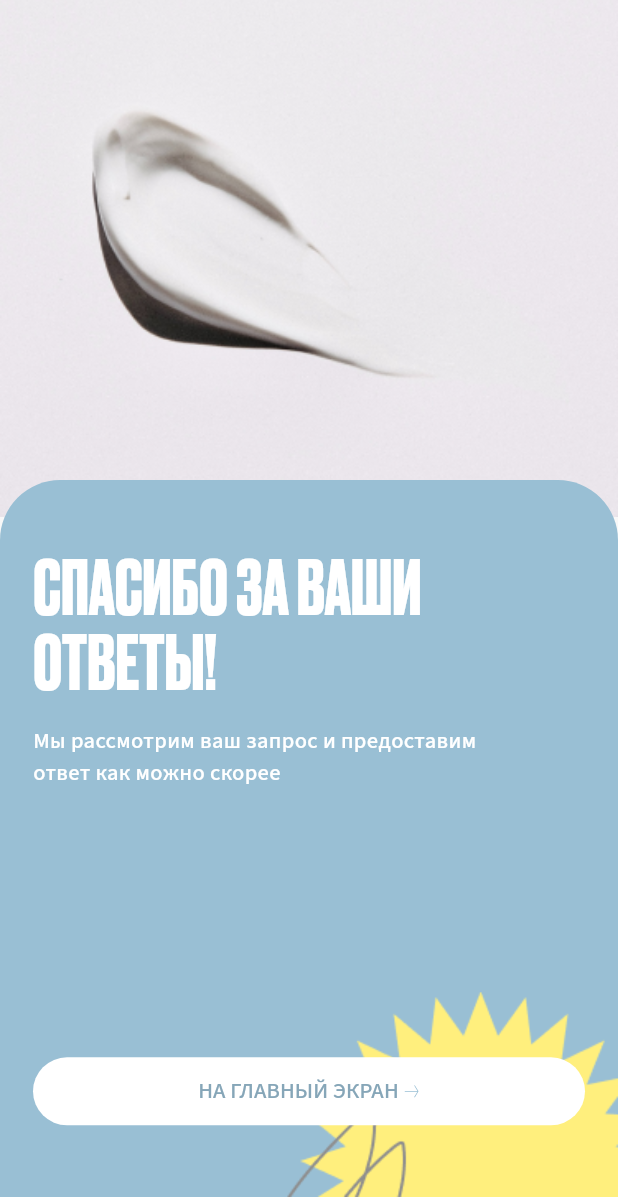
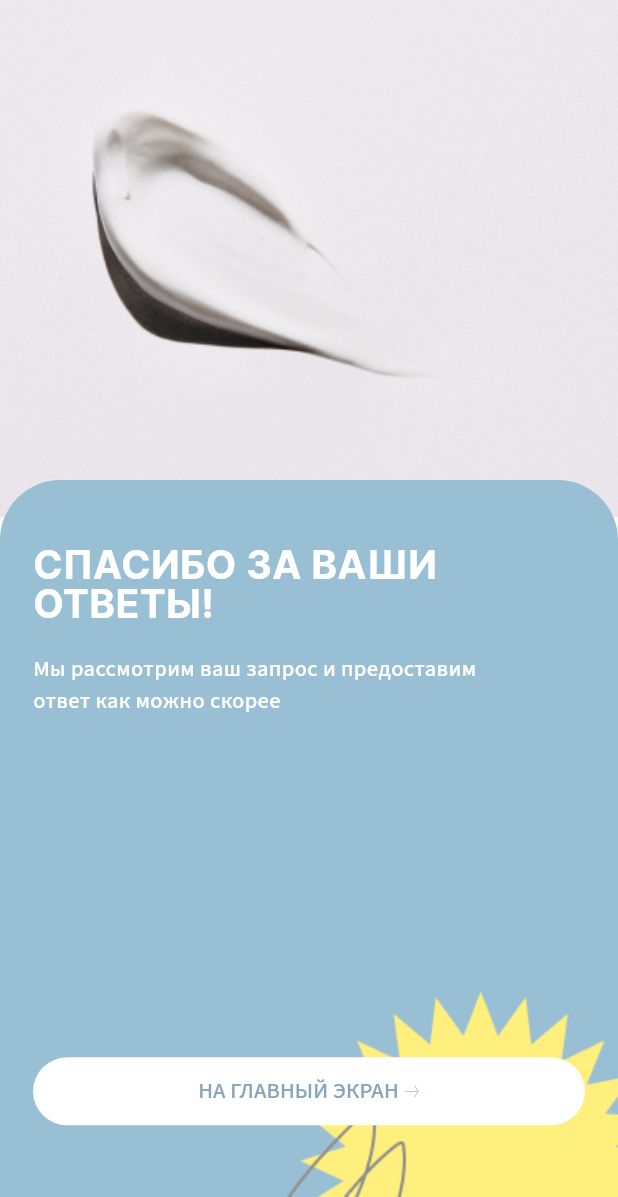
Before and after one commit to luijiwa/Sempl, a Flutter app: the ConfirmationOrderTypeOneScreen screen opened by its route, after a tap on "НА ГЛАВНЫЙ ЭКРАН", on a phone screen of 412 x 824 dp, the part 39-1236 px from its top. Run offline on Flutter 3.47's test engine with Material 3 defaults, Android fonts, the phone set to English and light mode, and no system bars; drawn by our look-alikes of auto_size_text; our stand-ins replace dropdown_button2, expandable_page_view, flutter_rating_bar, flutter_screenutil, flutter_svg, go_router and 5 more.

Commit message:
Изменения экрана опросника регистрации

```diff
--- a/lib/src/feature/survey/ui/widgets/five_step_resize_image_widget.dart
+++ b/lib/src/feature/survey/ui/widgets/five_step_resize_image_widget.dart
@@ -85,7 +85,7 @@ class _SetPhotoWidgetState extends State<SetPhotoWidget> {
             Padding(
               padding: EdgeInsets.symmetric(horizontal: width * 0.13),
               child: const AutoSizeText(
-                'Выберите новую фотографию, загрузите её и измените размер с помощью пальцев',
+                'Выберите новую фотографию, загрузите её и измените размер\nс помощью пальцев',
                 textAlign: TextAlign.center,
                 style: TextStyle(
                   fontSize: 15,
--- a/lib/src/feature/survey/ui/widgets/picker_photo_widget.dart
+++ b/lib/src/feature/survey/ui/widgets/picker_photo_widget.dart
@@ -27,9 +27,9 @@ class _PickerPhotoWidgetState extends State<PickerPhotoWidget> {
       mainAxisSize: MainAxisSize.min,
       children: [
         SizedBox(height: height * 0.035),
-        const AutoSizeText(
+        AutoSizeText(
           'И ПОСЛЕДНЕЕ!',
-          style: TextStyle(fontSize: 36, fontFamily: 'DrukCyr'),
+          style: Theme.of(context).textTheme.appProfileTitle,
           maxLines: 1,
         ),
         SizedBox(height: height * 0.009),
--- a/lib/src/feature/survey/ui/widgets/steps/first_step_widget.dart
+++ b/lib/src/feature/survey/ui/widgets/steps/first_step_widget.dart
@@ -21,6 +21,7 @@ class FirstStepWidget extends StatelessWidget {
     return Padding(
       padding: const EdgeInsets.symmetric(horizontal: 22),
       child: SingleChildScrollView(
+        keyboardDismissBehavior: ScrollViewKeyboardDismissBehavior.onDrag,
         child: Column(
           mainAxisSize: MainAxisSize.min,
           crossAxisAlignment: CrossAxisAlignment.start,
--- a/lib/src/feature/survey_order/ui/сonfirmation_order_type_one_screen.dart
+++ b/lib/src/feature/survey_order/ui/сonfirmation_order_type_one_screen.dart
@@ -105,11 +105,10 @@ class ConfirmationOrderTypeOneScreen extends StatelessWidget {
                             children: [
                               AutoSizeText(
                                 "Спасибо за ваши ответы!".toUpperCase(),
-                                style: const TextStyle(
-                                    fontFamily: 'DrukCyr',
-                                    fontSize: 50,
-                                    color: Colors.white,
-                                    height: 1),
+                                style: Theme.of(context)
+                                    .textTheme
+                                    .appTitleMedium
+                                    .copyWith(color: Colors.white),
                                 maxLines: 2,
                               ),
                               SizedBox(height: maxHeight * 0.0237),
--- a/lib/src/feature/survey_order/ui/сonfirmation_order_type_two_screen.dart
+++ b/lib/src/feature/survey_order/ui/сonfirmation_order_type_two_screen.dart
@@ -95,11 +95,10 @@ class ConfirmationOrderTypeTwoScreen extends StatelessWidget {
                             children: [
                               AutoSizeText(
                                 "Спасибо за ваши ответы!".toUpperCase(),
-                                style: const TextStyle(
-                                    fontFamily: 'DrukCyr',
-                                    fontSize: 50,
-                                    color: Colors.white,
-                                    height: 1),
+                                style: Theme.of(context)
+                                    .textTheme
+                                    .appTitleMedium
+                                    .copyWith(color: Colors.white),
                                 maxLines: 2,
                               ),
                               SizedBox(height: maxHeight * 0.0237),
```
Also changed, not shown: lib/src/feature/survey/ui/confirmation_survey_screen.dart (+13 -11 lines), lib/src/feature/survey/ui/widgets/address_data_fields_widget.dart (+28 -3 lines), lib/src/feature/survey/ui/widgets/password_group_widget.dart (+16 -3 lines), lib/src/feature/survey/ui/widgets/personal_data_fields_widget.dart (+41 -4 lines), lib/src/feature/survey/ui/widgets/steps/four_step_widget.dart (+5 -4 lines), lib/src/feature/survey/ui/widgets/steps/thirth_step_widget.dart (+8 -5 lines).
